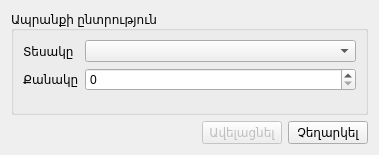
ADCompany/AD-Farm, file src/addstoreitem.ui: the form before one commit.
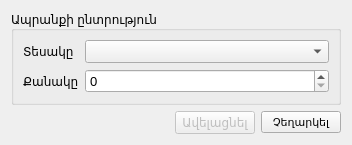
The form after the commit. Icons and pictures are not drawn.

Diff of the .ui file:
```diff
--- a/src/addstoreitem.ui
+++ b/src/addstoreitem.ui
@@ -6,8 +6,8 @@
    <rect>
     <x>0</x>
     <y>0</y>
-    <width>379</width>
-    <height>155</height>
+    <width>352</width>
+    <height>135</height>
    </rect>
   </property>
   <property name="windowTitle">
@@ -40,7 +40,13 @@
          </widget>
         </item>
         <item row="0" column="1">
-         <widget class="QComboBox" name="cbxItemType"/>
+         <widget class="QComboBox" name="cbxItemType">
+          <property name="font">
+           <font>
+            <pointsize>10</pointsize>
+           </font>
+          </property>
+         </widget>
         </item>
         <item row="1" column="0">
          <widget class="QLabel" name="label_2">
@@ -51,6 +57,11 @@
         </item>
         <item row="1" column="1">
          <widget class="QSpinBox" name="sbxCount">
+          <property name="font">
+           <font>
+            <pointsize>10</pointsize>
+           </font>
+          </property>
           <property name="maximum">
            <number>100000</number>
           </property>
@@ -92,6 +103,11 @@
      </item>
      <item>
       <widget class="QPushButton" name="btnCancel">
+       <property name="font">
+        <font>
+         <pointsize>8</pointsize>
+        </font>
+       </property>
        <property name="text">
         <string>Չեղարկել</string>
        </property>
```
